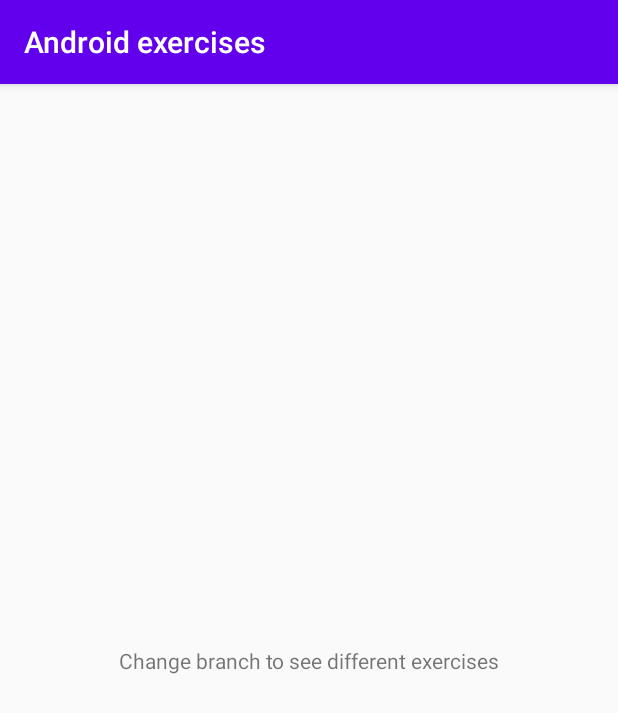
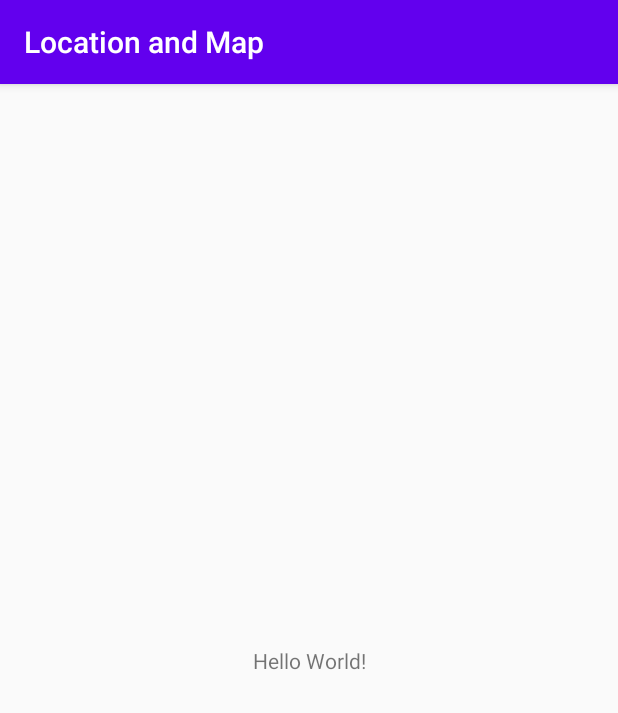
Before and after one commit to matiaselm/android-exercises, an Android app: the screen it shows after launch (MainActivity), on a phone screen of 412 x 824 dp. Shown: the top 713 px of the screen. Run offline under Robolectric (Android 15) with nearby library versions, the phone set to English and light mode, and no system bars.

Commit message:
initial commit for location exercise

```diff
--- a/app/src/main/java/com/example/exercises/MainActivity.kt
+++ b/app/src/main/java/com/example/exercises/MainActivity.kt
@@ -10,7 +10,5 @@ class MainActivity : AppCompatActivity() {
         super.onCreate(savedInstanceState)
         setContentView(R.layout.activity_main)
 
-        txt_network.text = getString(R.string.branch_master)
-
         }
     }
--- a/app/src/main/res/values/strings.xml
+++ b/app/src/main/res/values/strings.xml
@@ -1,4 +1,3 @@
 <resources>
-    <string name="app_name">Android exercises</string>
-    <string name="branch_master">Change branch to see different exercises</string>
+    <string name="app_name">Location and Map</string>
 </resources>
```
Also changed, not shown: 1 other file.
